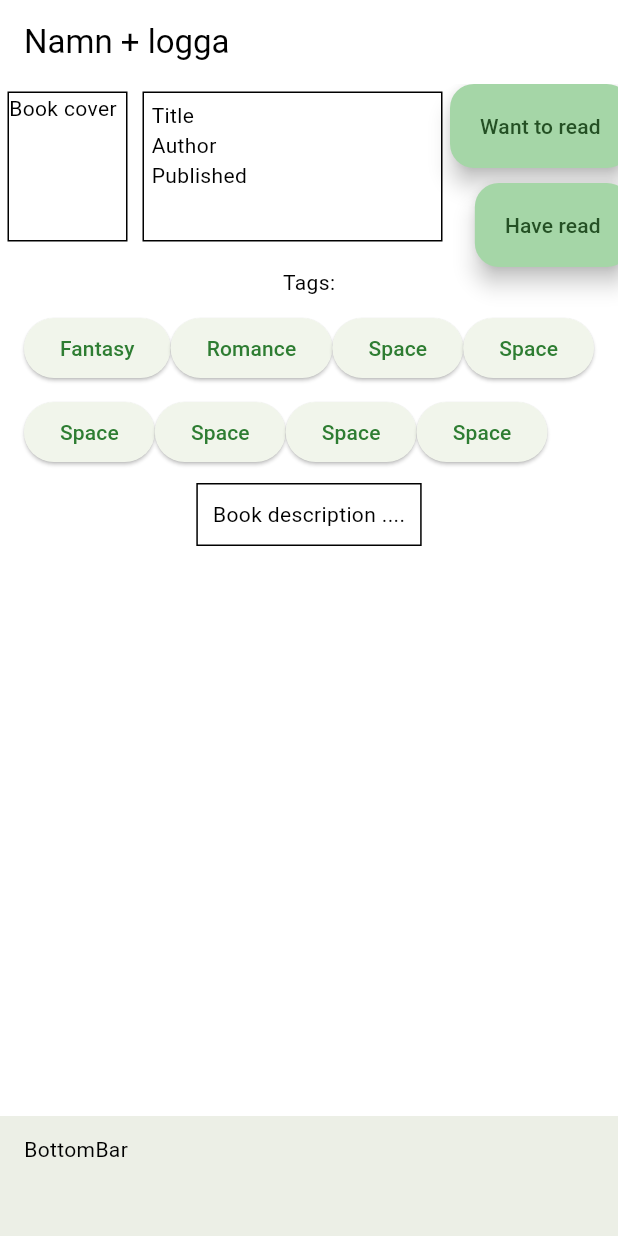
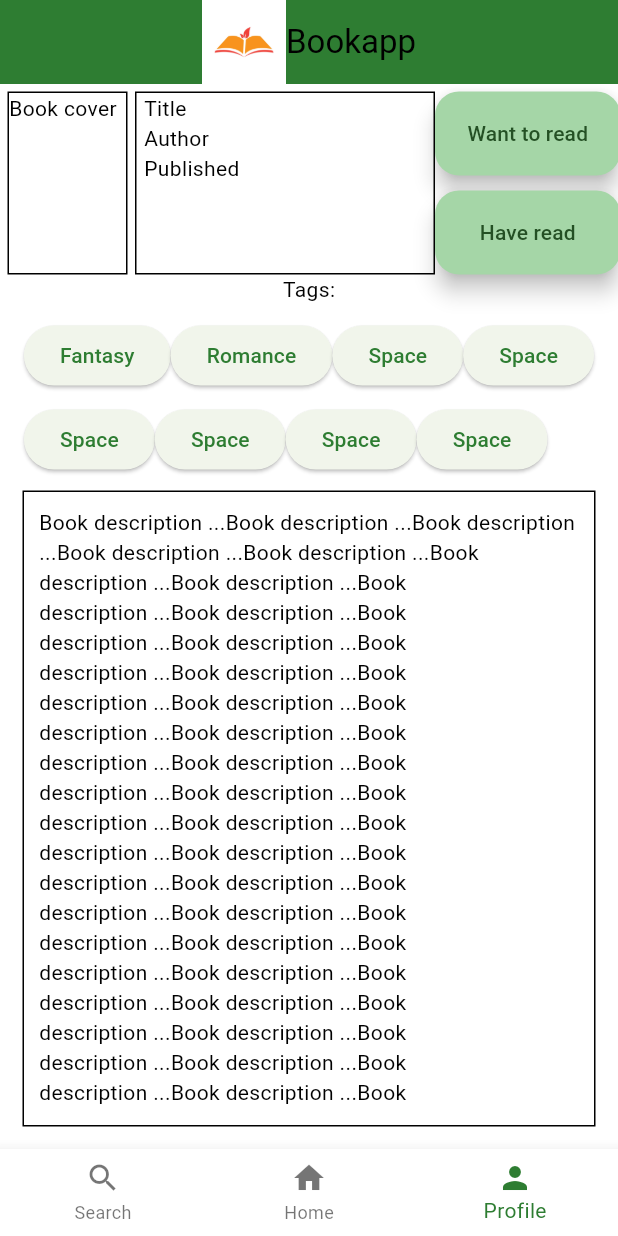
Before and after one commit to gu-tig333-ht25/grupp-4, a Flutter app: the screen it shows after launch, on a phone screen of 412 x 824 dp. Run offline on Flutter 3.47's test engine with Material 3 defaults, Android fonts, the phone set to English and light mode, and no system bars; our stand-ins replace flex_color_scheme.

Commit message:
Skapa book info page

```diff
--- a/lib/book_info_page.dart
+++ b/lib/book_info_page.dart
@@ -4,31 +4,44 @@ class BookPage extends StatelessWidget {
   @override
   Widget build(BuildContext context) {
     return Scaffold(
-      appBar: AppBar(title: Text('Namn + logga')),
-      bottomNavigationBar: BottomAppBar(child: Text('BottomBar')),
-      body: Column(
+      appBar: AppBar(
+        backgroundColor: Theme.of(context).colorScheme.primary,
+        title: Row(
+          mainAxisAlignment: MainAxisAlignment.center,
+          children: [
+            Image(
+              image: AssetImage('assets/Orange-Book-Logo-scaled.jpg'),
+              height: AppBar().preferredSize.height,
+            ),
+            Text('Bookapp'),
+          ],
+        ),
+      ),
+      body: Padding(
+        padding: const EdgeInsets.all(5),
+        child: Column(
           children: [
             Row(
               crossAxisAlignment: CrossAxisAlignment.start,
               children: [
                 Container(
-                height: 100,
+                  height: 122,
                   width: 80,
-                margin: EdgeInsets.all(5),
+                  //margin: EdgeInsets.all(5),
                   decoration: BoxDecoration(
                     border: Border.all(color: Colors.black),
                   ),
                   child: Text('Book cover'),
                 ),
                 Container(
-                height: 100,
+                  height: 122,
                   width: 200,
-                margin: EdgeInsets.all(5),
+                  margin: EdgeInsets.only(left: 5),
                   decoration: BoxDecoration(
                     border: Border.all(color: Colors.black),
                   ),
                   child: Padding(
-                  padding: const EdgeInsets.all(5.0),
+                    padding: const EdgeInsets.only(left: 5),
                     child: Column(
                       crossAxisAlignment: CrossAxisAlignment.start,
                       children: [
@@ -39,18 +52,25 @@ class BookPage extends StatelessWidget {
                     ),
                   ),
                 ),
+
                 Expanded(child: Container()),
                 Column(
                   crossAxisAlignment: CrossAxisAlignment.end,
                   children: [
-                  FloatingActionButton.extended(
+                    SizedBox(
+                      width: MediaQuery.of(context).size.width * 0.3,
+                      child: FloatingActionButton.extended(
                         onPressed: () {},
                         label: Text('Want to read'),
                       ),
+                    ),
                     SizedBox(height: 10),
-                  FloatingActionButton.extended(
+                    SizedBox(
+                      width: MediaQuery.of(context).size.width * 0.3,
+                      child: FloatingActionButton.extended(
                         onPressed: () {},
                         label: Text('Have read'),
+                      ),
                     ),
                   ],
                 ),
@@ -71,13 +91,28 @@ class BookPage extends StatelessWidget {
               ],
             ),
 
-          Container(
+            Expanded(
+              child: Container(
                 margin: EdgeInsets.all(10),
                 padding: EdgeInsets.all(10),
-            decoration: BoxDecoration(border: Border.all(color: Colors.black)),
-            child: Text('Book description ....'),
+                decoration: BoxDecoration(
+                  border: Border.all(color: Colors.black),
+                ),
+                child: SingleChildScrollView(
+                  child: Text('Book description ...' * 70),
+                ),
+              ),
             ),
           ],
+        ),
+      ),
+      bottomNavigationBar: BottomNavigationBar(
+        items: const [
+          BottomNavigationBarItem(icon: Icon(Icons.search), label: "Search"),
+          BottomNavigationBarItem(icon: Icon(Icons.home), label: "Home"),
+          BottomNavigationBarItem(icon: Icon(Icons.person), label: "Profile"),
+        ],
+        currentIndex: 2,
       ),
     );
   }
--- a/pubspec.yaml
+++ b/pubspec.yaml
@@ -60,8 +60,8 @@ flutter:
   uses-material-design: true
 
   # To add assets to your application, add an assets section, like this:
-  # assets:
-  #   - images/a_dot_burr.jpeg
+  assets:
+    - assets/Orange-Book-Logo-scaled.jpg
   #   - images/a_dot_ham.jpeg
 
   # An image asset can refer to one or more resolution-specific "variants", see
```
Also changed, not shown: assets/Orange-Book-Logo-scaled.jpg (added). Lines whose indentation alone changed are shown as unchanged.
